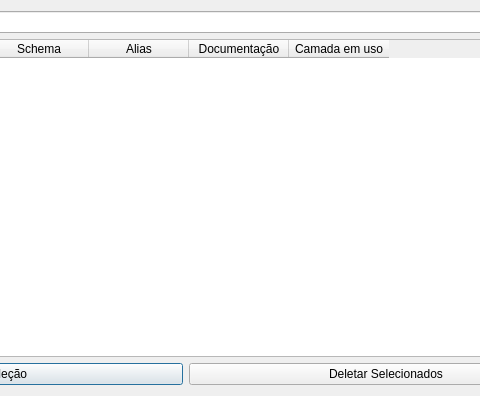
The window that uis/mEditLayers.ui (dsgoficial/SAP_Gerente) describes before a commit, drawn with Qt 5; both pictures show x 223 to 703 and y 0 to 396 of the 1218 by 396 pixel window.
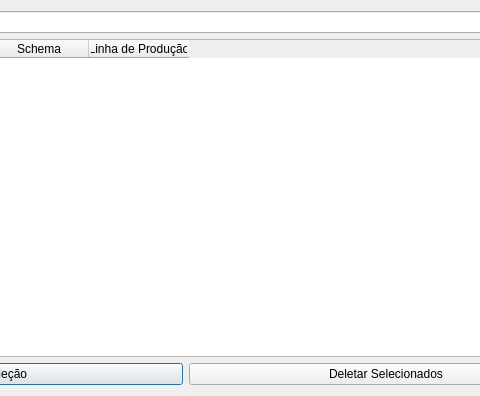
The same window after the commit.

Commit message: 1.36.3: atualização do configuração de camadas e ferramenta de pesquisa.

The edit to the form file:
```diff
--- a/uis/mEditLayers.ui
+++ b/uis/mEditLayers.ui
@@ -40,17 +40,7 @@
      </column>
      <column>
       <property name="text">
-       <string>Alias</string>
-      </property>
-     </column>
-     <column>
-      <property name="text">
-       <string>Documentação</string>
-      </property>
-     </column>
-     <column>
-      <property name="text">
-       <string>Camada em uso</string>
+       <string>Linha de Produção</string>
       </property>
      </column>
     </widget>
```
The commit also changes 5 other files.
